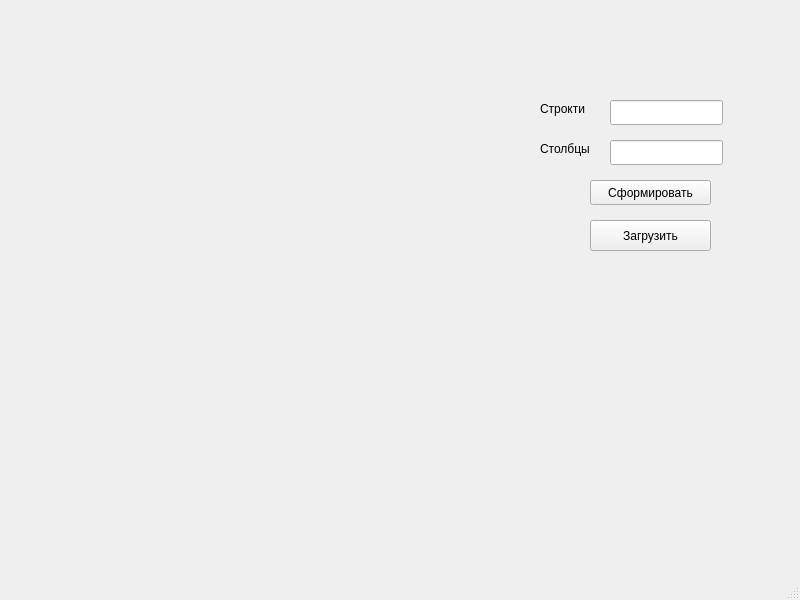
Qt form mainwindow.ui (EduardAleksandrov/bmstu-4sem-model-lab2) before a commit.
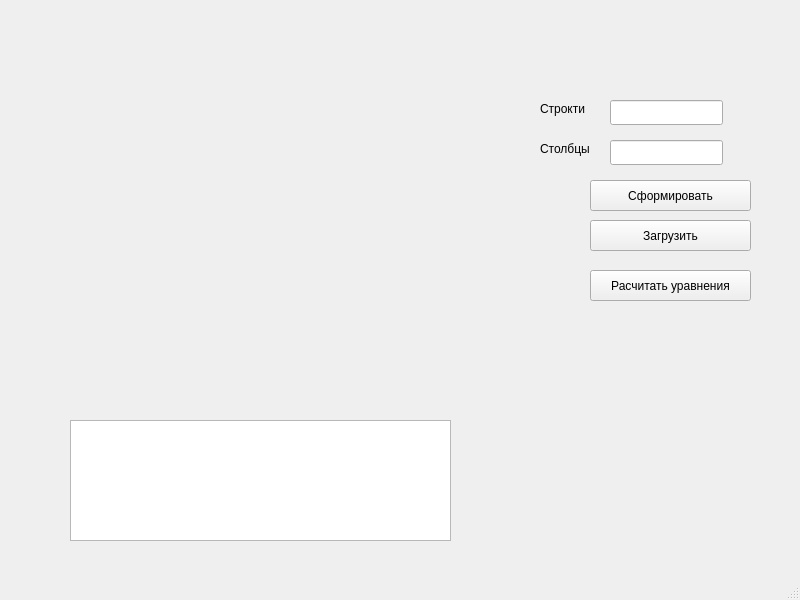
The same form after that commit.

Commit message: рассчитаны вероятности, построена таблица

The edit to the form file:
```diff
--- a/mainwindow.ui
+++ b/mainwindow.ui
@@ -19,8 +19,8 @@
      <rect>
       <x>590</x>
       <y>180</y>
-      <width>121</width>
-      <height>25</height>
+      <width>161</width>
+      <height>31</height>
      </rect>
     </property>
     <property name="text">
@@ -31,7 +31,7 @@
     <property name="geometry">
      <rect>
       <x>70</x>
-      <y>110</y>
+      <y>80</y>
       <width>381</width>
       <height>311</height>
      </rect>
@@ -69,7 +69,7 @@
      <rect>
       <x>590</x>
       <y>220</y>
-      <width>121</width>
+      <width>161</width>
       <height>31</height>
      </rect>
     </property>
@@ -97,6 +97,29 @@
      </rect>
     </property>
    </widget>
+   <widget class="QPushButton" name="pushButton_3">
+    <property name="geometry">
+     <rect>
+      <x>590</x>
+      <y>270</y>
+      <width>161</width>
+      <height>31</height>
+     </rect>
+    </property>
+    <property name="text">
+     <string>Расчитать уравнения</string>
+    </property>
+   </widget>
+   <widget class="QTableView" name="tableView">
+    <property name="geometry">
+     <rect>
+      <x>70</x>
+      <y>420</y>
+      <width>381</width>
+      <height>121</height>
+     </rect>
+    </property>
+   </widget>
   </widget>
   <widget class="QMenuBar" name="menubar">
    <property name="geometry">
```
The commit also changes 2 other files.
